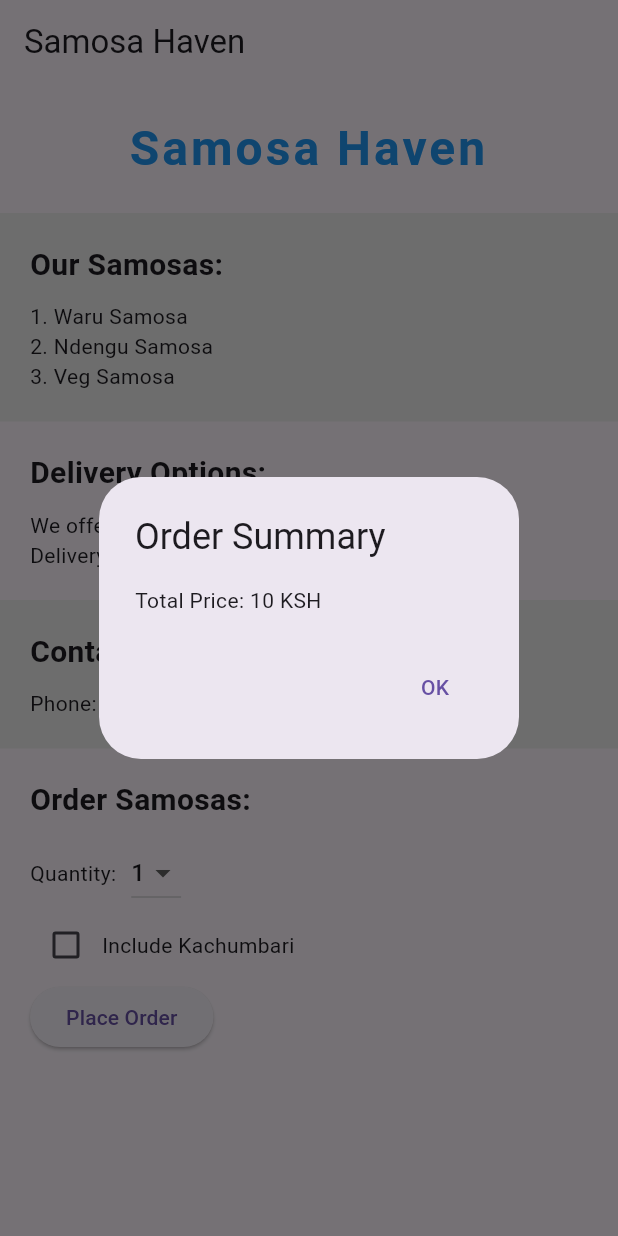
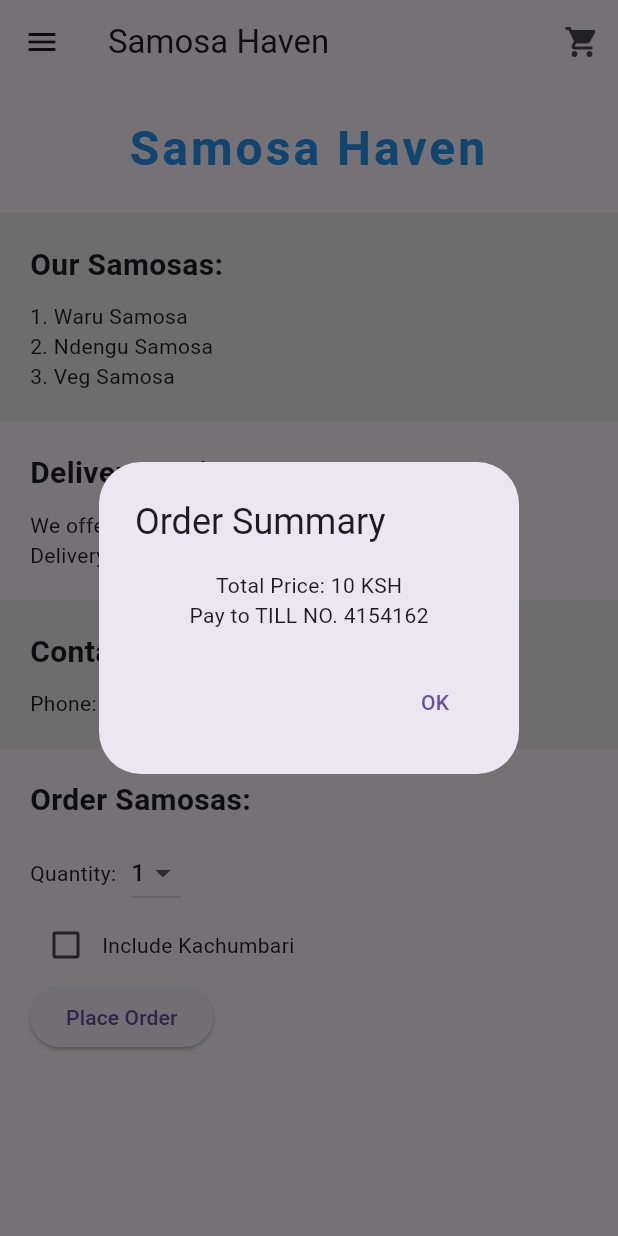
Before and after one commit to marky376/samosahaven, a Flutter app: the screen it shows after launch, after a tap on "Place Order", on a phone screen of 412 x 824 dp. Run offline on Flutter 3.47's test engine with Material 3 defaults, Android fonts, the phone set to English and light mode, and no system bars.

Commit message:
Add shopping cart icon and navigation drawer

```diff
--- a/lib/main.dart
+++ b/lib/main.dart
@@ -25,6 +25,51 @@
     return Scaffold(
       appBar: AppBar(
         title: Text('Samosa Haven'),
+        actions: <Widget>[
+          IconButton(
+            icon: Icon(Icons.shopping_cart),
+            onPressed: () {
+              // Navigate to shopping cart screen
+            },
+          ),
+        ],
+      ),
+      drawer: Drawer(
+        child: ListView(
+          padding: EdgeInsets.zero,
+          children: <Widget>[
+            DrawerHeader(
+              decoration: BoxDecoration(
+                color: Colors.blue,
+              ),
+              child: Text(
+                'Menu',
+                style: TextStyle(
+                  color: Colors.white,
+                  fontSize: 24,
+                ),
+              ),
+            ),
+            ListTile(
+              title: Text('Home'),
+              onTap: () {
+                // Navigate to home screen
+              },
+            ),
+            ListTile(
+              title: Text('About Us'),
+              onTap: () {
+                // Navigate to about us screen
+              },
+            ),
+            ListTile(
+              title: Text('Contact Us'),
+              onTap: () {
+                // Navigate to contact us screen
+              },
+            ),
+          ],
+        ),
       ),
       body: SingleChildScrollView(
         child: Column(
@@ -170,13 +215,19 @@
               // Kachumbari is free
               totalPrice += 0;
             }
-            // Show dialog with total price
+            // Show dialog with total price and TILL number
             showDialog(
               context: context,
               builder: (BuildContext context) {
                 return AlertDialog(
                   title: Text('Order Summary'),
-                  content: Text('Total Price: $totalPrice KSH'),
+                  content: Column(
+                    mainAxisSize: MainAxisSize.min,
+                    children: [
+                      Text('Total Price: $totalPrice KSH'),
+                      Text('Pay to TILL NO. 4154162'),
+                    ],
+                  ),
                   actions: <Widget>[
                     TextButton( // Change FlatButton to TextButton
                       child: Text('OK'),
```
